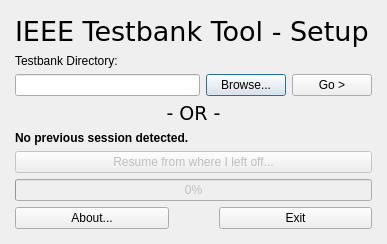
Old version of the form Setup.ui in the repository UMDIEEE/ieee-tst.
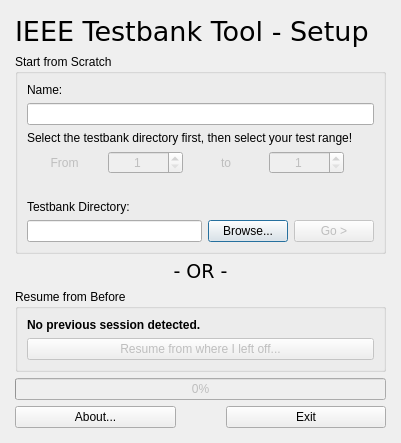
New version of the form.

Commit message: Move test range from sorting UI to setup UI + add new name field

Diff of the .ui file:
```diff
--- a/Setup.ui
+++ b/Setup.ui
@@ -6,8 +6,8 @@
    <rect>
     <x>0</x>
     <y>0</y>
-    <width>387</width>
-    <height>241</height>
+    <width>401</width>
+    <height>418</height>
    </rect>
   </property>
   <property name="sizePolicy">
@@ -44,6 +44,98 @@
       </widget>
      </item>
      <item>
+      <widget class="QGroupBox" name="groupBox">
+       <property name="title">
+        <string>Start from Scratch</string>
+       </property>
+       <layout class="QVBoxLayout" name="verticalLayout">
+        <item>
+         <widget class="QLabel" name="nameLbl">
+          <property name="text">
+           <string>Name:</string>
+          </property>
+         </widget>
+        </item>
+        <item>
+         <widget class="QLineEdit" name="nameTxt"/>
+        </item>
+        <item>
+         <widget class="QLabel" name="testRangeLbl">
+          <property name="enabled">
+           <bool>true</bool>
+          </property>
+          <property name="text">
+           <string>Select the testbank directory first, then select your test range!</string>
+          </property>
+         </widget>
+        </item>
+        <item>
+         <layout class="QHBoxLayout" name="testRangeHLayout">
+          <property name="rightMargin">
+           <number>30</number>
+          </property>
+          <item>
+           <widget class="QLabel" name="fromLbl">
+            <property name="enabled">
+             <bool>false</bool>
+            </property>
+            <property name="text">
+             <string>From</string>
+            </property>
+            <property name="alignment">
+             <set>Qt::AlignCenter</set>
+            </property>
+           </widget>
+          </item>
+          <item>
+           <widget class="QSpinBox" name="startRangeSpinBox">
+            <property name="enabled">
+             <bool>false</bool>
+            </property>
+            <property name="alignment">
+             <set>Qt::AlignCenter</set>
+            </property>
+            <property name="minimum">
+             <number>1</number>
+            </property>
+           </widget>
+          </item>
+          <item>
+           <widget class="QLabel" name="toLbl">
+            <property name="enabled">
+             <bool>false</bool>
+            </property>
+            <property name="text">
+             <string>to</string>
+            </property>
+            <property name="alignment">
+             <set>Qt::AlignCenter</set>
+            </property>
+           </widget>
+          </item>
+          <item>
+           <widget class="QSpinBox" name="endRangeSpinBox">
+            <property name="enabled">
+             <bool>false</bool>
+            </property>
+            <property name="alignment">
+             <set>Qt::AlignCenter</set>
+            </property>
+            <property name="minimum">
+             <number>1</number>
+            </property>
+           </widget>
+          </item>
+         </layout>
+        </item>
+        <item>
+         <widget class="QLabel" name="statusLbl">
+          <property name="text">
+           <string/>
+          </property>
+         </widget>
+        </item>
+        <item>
       <widget class="QLabel" name="testbankDirLbl">
        <property name="text">
         <string>Testbank Directory:</string>
@@ -64,6 +156,9 @@
        </item>
        <item>
         <widget class="QPushButton" name="goBtn">
+            <property name="enabled">
+             <bool>false</bool>
+            </property>
          <property name="text">
           <string>Go &gt;</string>
          </property>
@@ -71,6 +166,9 @@
        </item>
       </layout>
      </item>
+       </layout>
+      </widget>
+     </item>
      <item>
       <widget class="QLabel" name="orLbl">
        <property name="font">
@@ -90,6 +188,12 @@
       </widget>
      </item>
      <item>
+      <widget class="QGroupBox" name="groupBox_2">
+       <property name="title">
+        <string>Resume from Before</string>
+       </property>
+       <layout class="QVBoxLayout" name="verticalLayout_2">
+        <item>
       <widget class="QLabel" name="prevSessionLbl">
        <property name="font">
         <font>
@@ -113,6 +217,9 @@
        <property name="checkable">
         <bool>false</bool>
        </property>
+         </widget>
+        </item>
+       </layout>
       </widget>
      </item>
      <item>
```
Lines whose indentation alone changed are shown as unchanged. The commit also changes 1 other file.
